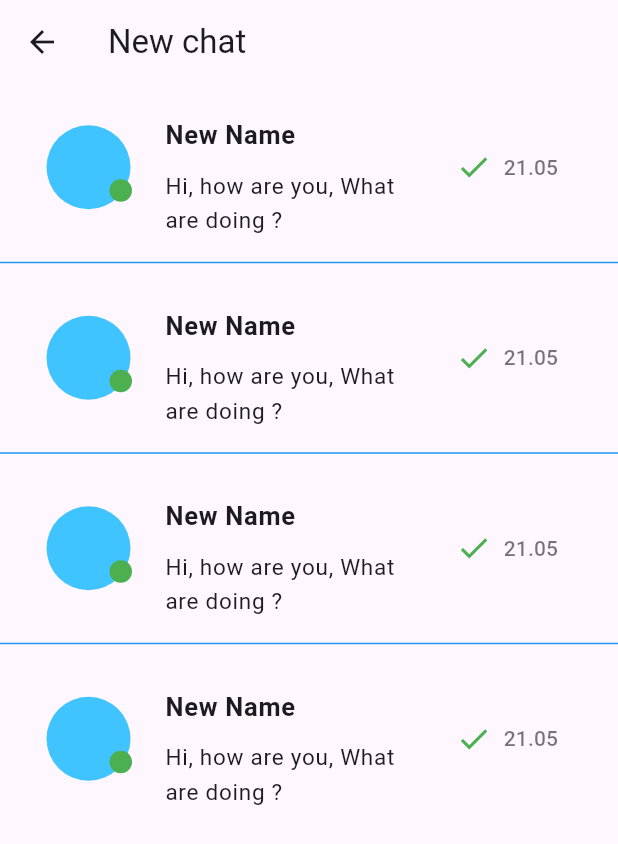
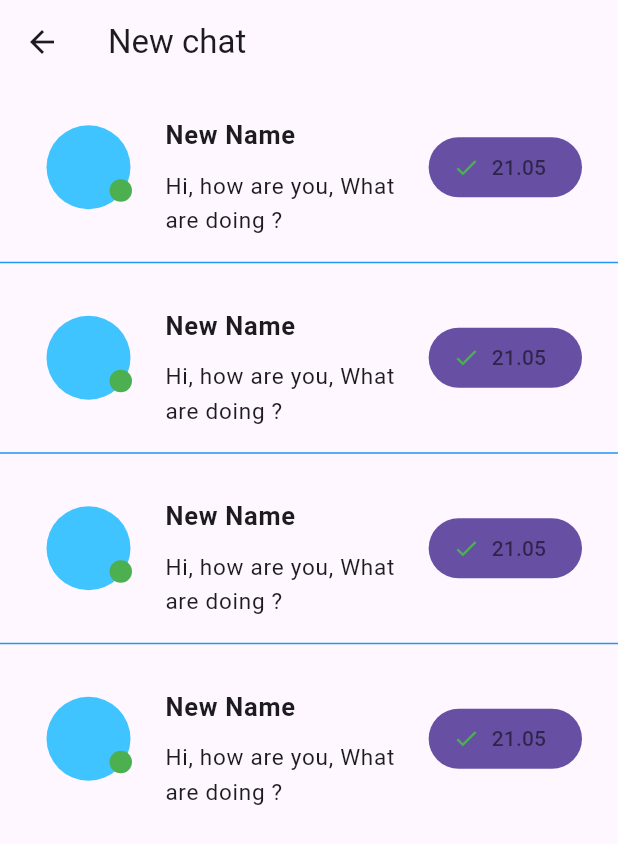
Before and after one commit to balajimalathi/flutter_app, a Flutter app: the Msg screen opened directly, after a tap on the "add" icon, on a phone screen of 412 x 824 dp. Shown: the top 844 px of the screen. Run offline on Flutter 3.47's test engine with Material 3 defaults, Android fonts, the phone set to English and light mode, and no system bars; Roboto replaces fonts that are missing (ProximaNova).

Commit message:
FlatButton to FilledButton change and Snackbar changes

```diff
--- a/lib/chat.dart
+++ b/lib/chat.dart
@@ -48,7 +48,7 @@ void openPage(BuildContext context) {
                 ),
 
 
-                trailing: FlatButton.icon(
+                trailing: FilledButton.icon(
                   onPressed: () {},
                   icon: Icon(Icons.check,
                       color: Colors.green),
@@ -118,7 +118,7 @@ class Msg extends StatelessWidget {
             icon: const Icon(Icons.search),
             tooltip: 'Searching',
             onPressed: () {
-              scaffoldKey.currentState.showSnackBar(snackBar);
+              ScaffoldMessenger.of(context).showSnackBar(snackBar);
             },
           ),
         ],
@@ -162,7 +162,7 @@ class Msg extends StatelessWidget {
 
 
                 trailing:
-                FlatButton.icon(
+                FilledButton.icon(
                   onPressed: () {},
                   icon: Icon(Icons.check,
                       color: Colors.green),
```
